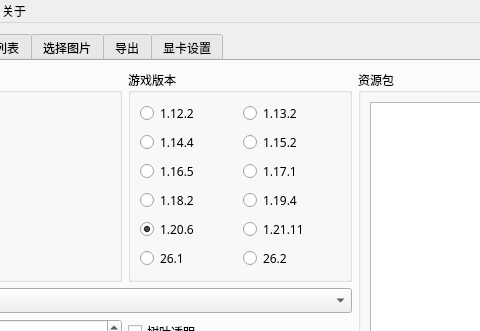
Old version of the form VisualCraft/VCWind.ui in the repository A-Archives-and-Forks/SlopeCraft; both pictures show x 122 to 602 and y 0 to 331 of the 1066 by 512 pixel window.
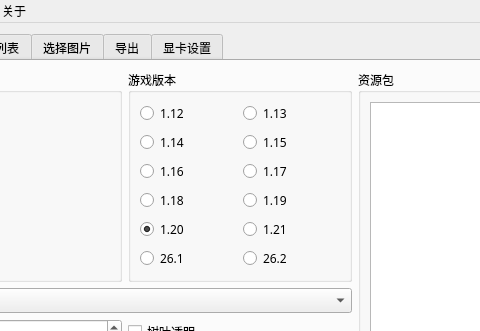
New version of the form.

Commit message: [SC][VC] remove MC patch version from GUI

What changed in the file:
```diff
--- a/VisualCraft/VCWind.ui
+++ b/VisualCraft/VCWind.ui
@@ -81,28 +81,28 @@
              <item row="4" column="0">
               <widget class="QRadioButton" name="rdb_version_16">
                <property name="text">
-                <string notr="true">1.16.5</string>
+                <string notr="true">1.16</string>
                </property>
               </widget>
              </item>
              <item row="0" column="0">
               <widget class="QRadioButton" name="rdb_version_12">
                <property name="text">
-                <string notr="true">1.12.2</string>
+                <string notr="true">1.12</string>
                </property>
               </widget>
              </item>
              <item row="5" column="0">
               <widget class="QRadioButton" name="rdb_version_18">
                <property name="text">
-                <string notr="true">1.18.2</string>
+                <string notr="true">1.18</string>
                </property>
               </widget>
              </item>
              <item row="5" column="1">
               <widget class="QRadioButton" name="rdb_version_19">
                <property name="text">
-                <string notr="true">1.19.4</string>
+                <string notr="true">1.19</string>
                </property>
                <property name="checked">
                 <bool>false</bool>
@@ -112,21 +112,21 @@
              <item row="4" column="1">
               <widget class="QRadioButton" name="rdb_version_17">
                <property name="text">
-                <string notr="true">1.17.1</string>
+                <string notr="true">1.17</string>
                </property>
               </widget>
              </item>
              <item row="2" column="1">
               <widget class="QRadioButton" name="rdb_version_15">
                <property name="text">
-                <string notr="true">1.15.2</string>
+                <string notr="true">1.15</string>
                </property>
               </widget>
              </item>
              <item row="6" column="0">
               <widget class="QRadioButton" name="rdb_version_20">
                <property name="text">
-                <string notr="true">1.20.6</string>
+                <string notr="true">1.20</string>
                </property>
                <property name="checked">
                 <bool>true</bool>
@@ -136,21 +136,21 @@
              <item row="0" column="1">
               <widget class="QRadioButton" name="rdb_version_13">
                <property name="text">
-                <string notr="true">1.13.2</string>
+                <string notr="true">1.13</string>
                </property>
               </widget>
              </item>
              <item row="2" column="0">
               <widget class="QRadioButton" name="rdb_version_14">
                <property name="text">
-                <string notr="true">1.14.4</string>
+                <string notr="true">1.14</string>
                </property>
               </widget>
              </item>
              <item row="6" column="1">
               <widget class="QRadioButton" name="rdb_version_21">
                <property name="text">
-                <string notr="true">1.21.11</string>
+                <string notr="true">1.21</string>
                </property>
               </widget>
              </item>
```
Left out of the diff: 4 changed lines with no effect on the pictures. The commit also changes 1 other file.
